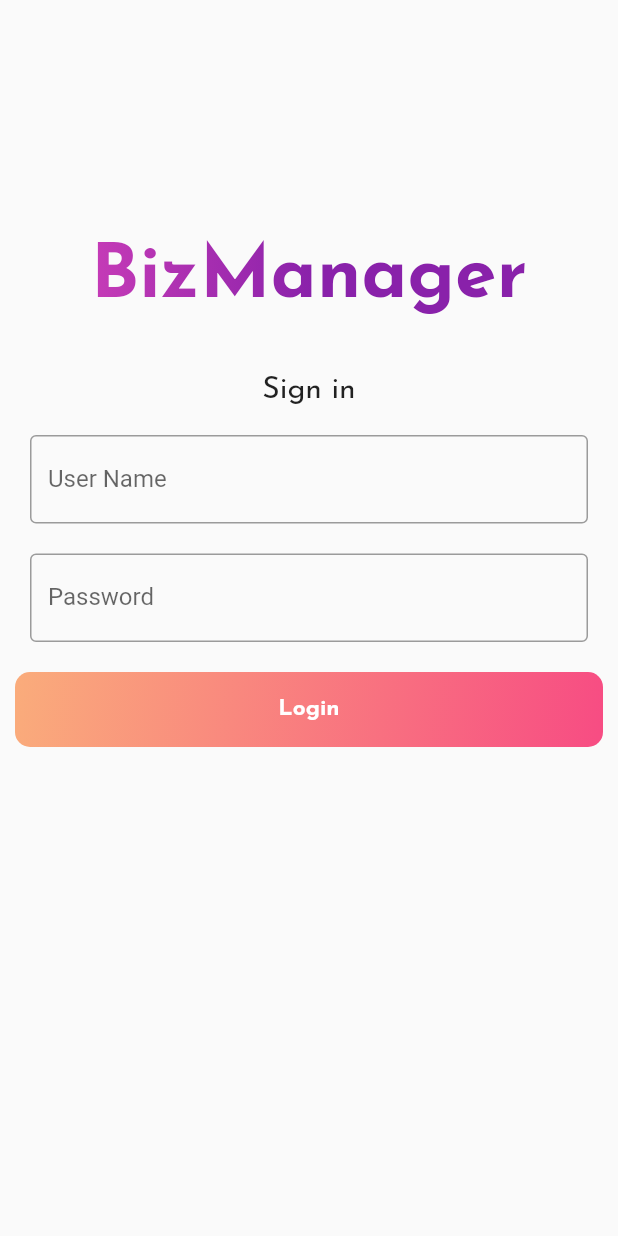
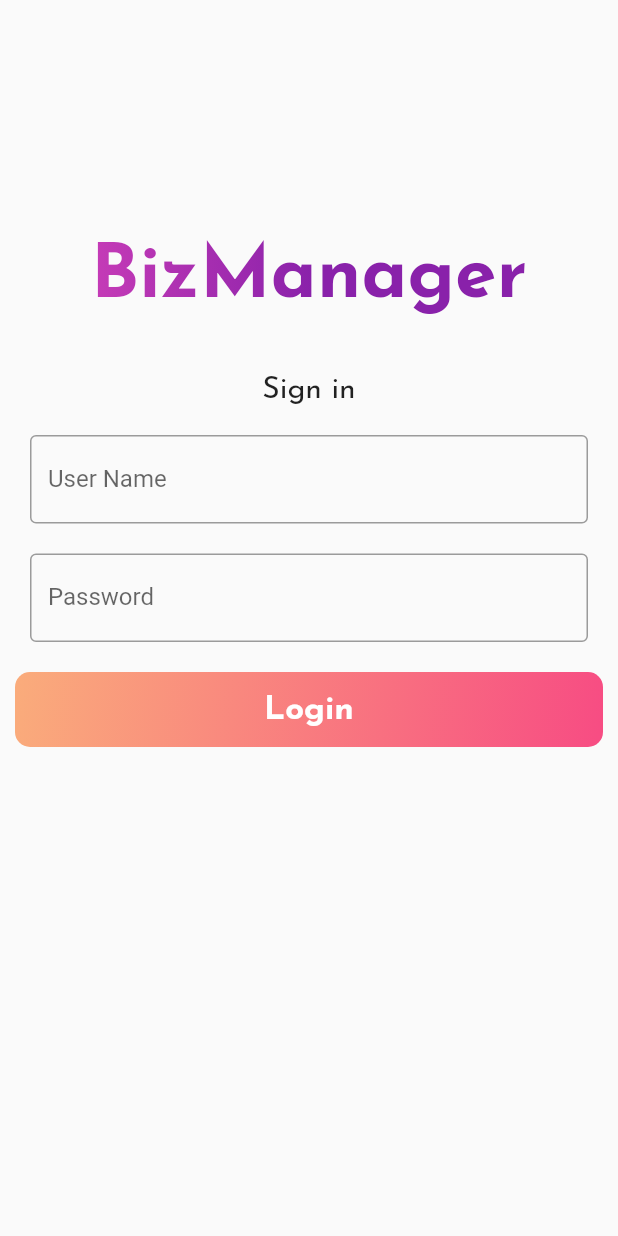
Before and after one commit to ajaymehul/cs495_frontend, a Flutter app: the screen it shows after launch, on a phone screen of 412 x 824 dp. Run offline on Flutter 3.47's test engine with Material 2 defaults, Android fonts, the phone set to English and light mode, and no system bars; our stand-ins replace google_fonts, percent_indicator, syncfusion_flutter_calendar; missing offline and left inert: dart:html.

```diff
--- a/lib/signIn.dart
+++ b/lib/signIn.dart
@@ -119,7 +119,7 @@ class _SignInState extends State<SignIn> {
                       child: Text(
                         'Login',
                         style: GoogleFonts.josefinSans( textStyle: TextStyle(
-                            fontWeight: FontWeight.w700, fontSize: 15)),
+                            fontWeight: FontWeight.w700, fontSize: 22)),
                       ),
                       onPressed: getToken,
                     )),
```
Also changed, not shown: lib/eView.dart (+10 -0 lines), lib/taskManager.dart (+15 -0 lines).
